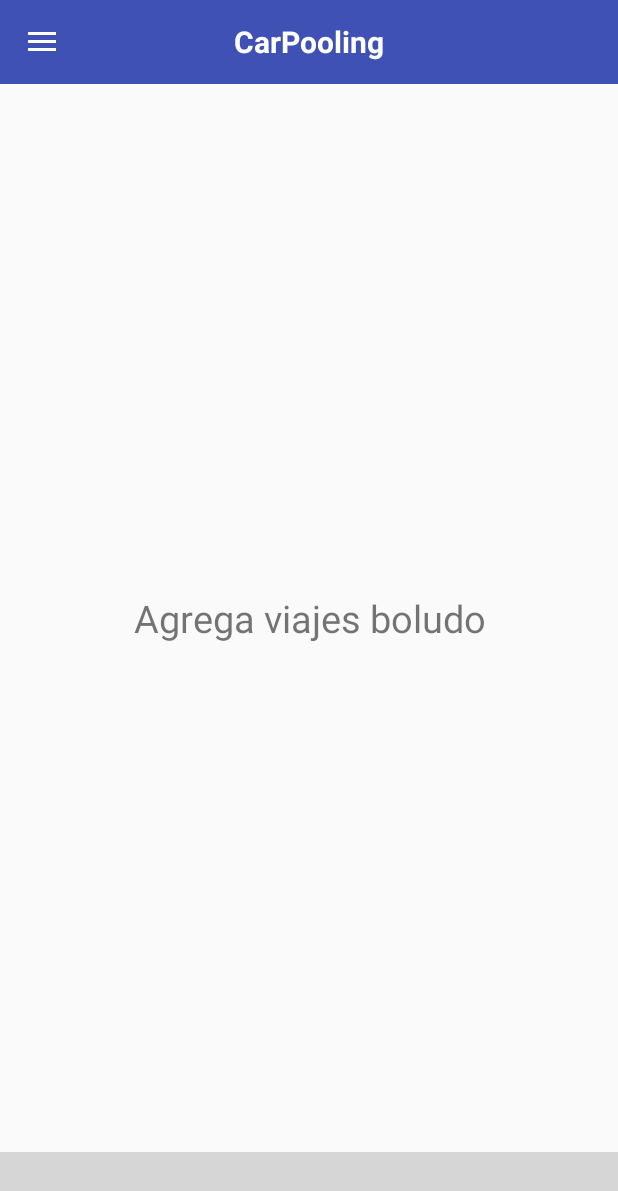
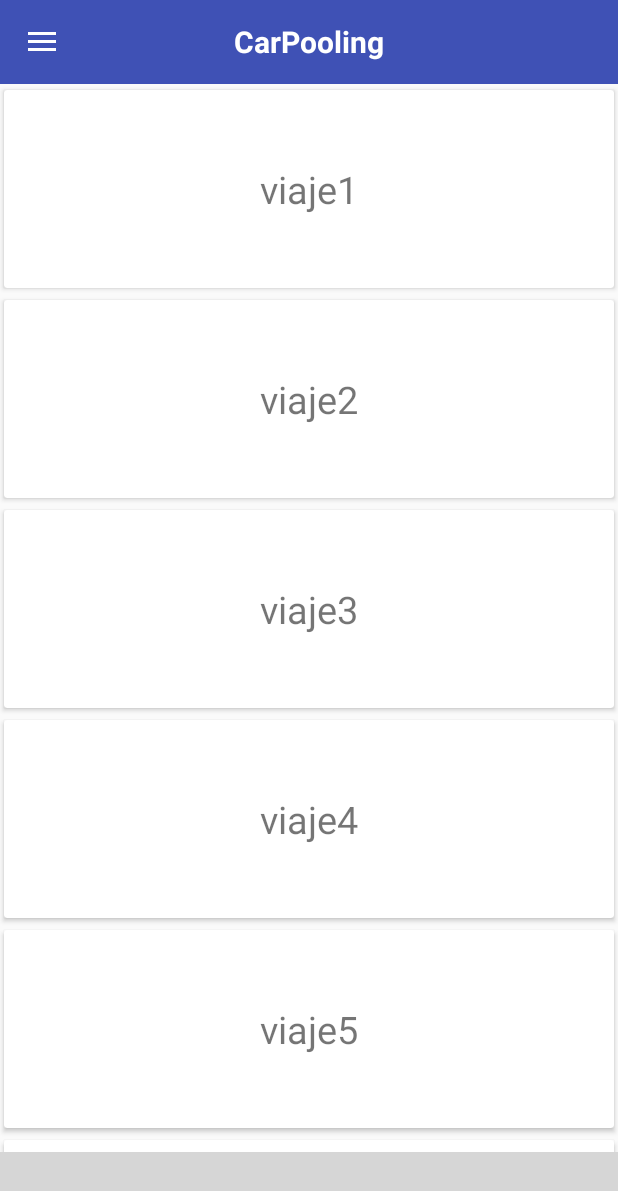
Before and after one commit to Gonza26595/CarPooling, an Android app: the fragment FragmentMisViajes placed in its activity, on a phone screen of 412 x 824 dp. Shown: the top 1191 px of the screen. Run offline under Robolectric (Android 15) with nearby library versions, the phone set to English and light mode, and no system bars; libraries missing offline, so code that uses them is left out: com.aurelhubert.ahbottomnavigation; plain views replace AHBottomNavigation; 20 statements that could not run were skipped; grey boxes are pictures that could not be loaded.

```diff
--- a/app/build.gradle
+++ b/app/build.gradle
@@ -28,4 +28,6 @@ dependencies {
     androidTestImplementation 'com.android.support.test.espresso:espresso-core:3.0.1'
     compile 'com.android.support:design:26.1.0'
     compile 'com.aurelhubert:ahbottomnavigation:2.1.0'
+    compile 'com.android.support:cardview-v7:26.1.0'
+    compile 'com.android.support:recyclerview-v7:26.1.0'
 }
--- /dev/null
+++ b/app/src/main/java/com/example/gonzascarramberg/carpooling/Controller/ControllerCarpoolero.java
@@ -0,0 +1,8 @@
+package com.example.gonzascarramberg.carpooling.Controller;
+
+/**
+ * Created by Gonza Scarramberg on 2/14/2018.
+ */
+
+public class ControllerCarpoolero {
+}
--- /dev/null
+++ b/app/src/main/java/com/example/gonzascarramberg/carpooling/Controller/ControllerUniversidad.java
@@ -0,0 +1,8 @@
+package com.example.gonzascarramberg.carpooling.Controller;
+
+/**
+ * Created by Gonza Scarramberg on 2/14/2018.
+ */
+
+public class ControllerUniversidad {
+}
--- /dev/null
+++ b/app/src/main/java/com/example/gonzascarramberg/carpooling/Controller/ControllerViaje.java
@@ -0,0 +1,25 @@
+package com.example.gonzascarramberg.carpooling.Controller;
+
+import com.example.gonzascarramberg.carpooling.DAO.DAOViaje;
+import com.example.gonzascarramberg.carpooling.Model.Viaje;
+
+import java.util.List;
+
+/**
+ * Created by Gonza Scarramberg on 2/14/2018.
+ */
+
+public class ControllerViaje {
+
+    DAOViaje daoViaje= new DAOViaje();
+
+    public List<Viaje> traerViajesPorUniversidad(){
+
+
+        List<Viaje> listaViajes= daoViaje.traerListaViajesPorUniversidad();
+
+        return listaViajes;
+    }
+
+
+}
--- /dev/null
+++ b/app/src/main/java/com/example/gonzascarramberg/carpooling/DAO/DAOCarpoolero.java
@@ -0,0 +1,14 @@
+package com.example.gonzascarramberg.carpooling.DAO;
+
+/**
+ * Created by Gonza Scarramberg on 2/14/2018.
+ */
+
+public class DAOCarpoolero {
+
+
+
+
+
+
+}
--- /dev/null
+++ b/app/src/main/java/com/example/gonzascarramberg/carpooling/DAO/DAOUniversidad.java
@@ -0,0 +1,8 @@
+package com.example.gonzascarramberg.carpooling.DAO;
+
+/**
+ * Created by Gonza Scarramberg on 2/14/2018.
+ */
+
+public class DAOUniversidad {
+}
--- /dev/null
+++ b/app/src/main/java/com/example/gonzascarramberg/carpooling/DAO/DAOViaje.java
@@ -0,0 +1,41 @@
+package com.example.gonzascarramberg.carpooling.DAO;
+
+import com.example.gonzascarramberg.carpooling.Model.Viaje;
+
+import java.util.ArrayList;
+import java.util.List;
+
+/**
+ * Created by Gonza Scarramberg on 2/14/2018.
+ */
+
+public class DAOViaje {
+
+    public List<Viaje> traerListaViajesPorUniversidad(){
+
+        Viaje viaje1= new Viaje("viaje1");
+        Viaje viaje2= new Viaje("viaje2");
+        Viaje viaje3= new Viaje("viaje3");
+        Viaje viaje4= new Viaje("viaje4");
+        Viaje viaje5= new Viaje("viaje5");
+        Viaje viaje6= new Viaje("viaje6");
+        Viaje viaje7= new Viaje("viaje7");
+        Viaje viaje8= new Viaje("viaje8");
+
+        List<Viaje> listaViajesPorUniversidad= new ArrayList<>();
+
+        listaViajesPorUniversidad.add(viaje1);
+        listaViajesPorUniversidad.add(viaje2);
+        listaViajesPorUniversidad.add(viaje3);
+        listaViajesPorUniversidad.add(viaje4);
+        listaViajesPorUniversidad.add(viaje5);
+        listaViajesPorUniversidad.add(viaje6);
+        listaViajesPorUniversidad.add(viaje7);
+        listaViajesPorUniversidad.add(viaje8);
+
+        return listaViajesPorUniversidad;
+    }
+
+
+
+}
--- a/app/src/main/java/com/example/gonzascarramberg/carpooling/Model/Viaje.java
+++ b/app/src/main/java/com/example/gonzascarramberg/carpooling/Model/Viaje.java
@@ -15,6 +15,10 @@ public class Viaje {
     private String origen;
     private String hora;
 
+    public Viaje(String origen) {
+        this.origen = origen;
+    }
+
     //GETTERS
     public Conductor getConductor() {return conductor;}
     public List<Pasajero> getListaPasajeros() {return listaPasajeros;}
--- a/app/src/main/java/com/example/gonzascarramberg/carpooling/View/Activity/MainActivity.java
+++ b/app/src/main/java/com/example/gonzascarramberg/carpooling/View/Activity/MainActivity.java
@@ -5,6 +5,7 @@ import android.support.v4.widget.DrawerLayout;
 import android.support.v7.app.ActionBarDrawerToggle;
 import android.support.v7.app.AppCompatActivity;
 import android.os.Bundle;
+import android.widget.Toast;
 import android.widget.Toolbar;
 
 
@@ -52,9 +53,11 @@ public class MainActivity extends AppCompatActivity {
         AHBottomNavigationItem itemChat= new AHBottomNavigationItem("Chat",R.drawable.ic_chat_black_24dp);
         AHBottomNavigationItem itemObjetivos= new AHBottomNavigationItem("Objetivos",R.drawable.ic_star_black_24dp);
         AHBottomNavigationItem itemMisGrupos= new AHBottomNavigationItem("Mis Grupos",R.drawable.ic_people_black_24dp);
+        AHBottomNavigationItem itemAgregarViaje= new AHBottomNavigationItem("Agregar Viaje",R.drawable.ic_add_circle_black_24dp);
 
         bottomNavigationViewEx.addItem(itemMisViajes);
         bottomNavigationViewEx.addItem(itemChat);
+        bottomNavigationViewEx.addItem(itemAgregarViaje);
         bottomNavigationViewEx.addItem(itemObjetivos);
         bottomNavigationViewEx.addItem(itemMisGrupos);
 
@@ -79,10 +82,15 @@ public class MainActivity extends AppCompatActivity {
                 } else if(position == 1) {
                     FragmentChat fragmentChat = new FragmentChat();
                     fragmentTransaction.replace(R.id.contenedorFragmentPrincipal, fragmentChat);
-                } else if (position == 2) {
+                } else if (position== 2){
+
+                    Toast.makeText(MainActivity.this, "en proceso", Toast.LENGTH_SHORT).show();
+
+
+                } else if (position == 3) {
                     FragmentObjetivos fragmentObjetivos= new FragmentObjetivos();
                     fragmentTransaction.replace(R.id.contenedorFragmentPrincipal,fragmentObjetivos);
-                } else if (position == 3) {
+                } else if (position == 4) {
                     FragmentGrupos fragmentGrupos= new FragmentGrupos();
                     fragmentTransaction.replace(R.id.contenedorFragmentPrincipal,fragmentGrupos);
                 }
--- /dev/null
+++ b/app/src/main/java/com/example/gonzascarramberg/carpooling/View/Adapter/AdapterViajes.java
@@ -0,0 +1,71 @@
+package com.example.gonzascarramberg.carpooling.View.Adapter;
+
+import android.content.Context;
+import android.support.v7.widget.RecyclerView;
+import android.view.LayoutInflater;
+import android.view.View;
+import android.view.ViewGroup;
+import android.widget.TextView;
+
+import com.example.gonzascarramberg.carpooling.Model.Viaje;
+import com.example.gonzascarramberg.carpooling.R;
+
+import java.util.ArrayList;
+import java.util.List;
+
+/**
+ * Created by Gonza Scarramberg on 2/14/2018.
+ */
+
+public class AdapterViajes extends RecyclerView.Adapter {
+
+    private List<Viaje> listaViajes;
+    private Context context;
+
+    public AdapterViajes(Context context) {
+        this.context = context;
+        listaViajes= new ArrayList<>();
+    }
+
+    @Override
+    public RecyclerView.ViewHolder onCreateViewHolder(ViewGroup parent, int viewType) {
+        LayoutInflater inflater= LayoutInflater.from(context);
+        View view = inflater.inflate(R.layout.estetica_adapter_viajes,parent,false);
+        Holder holder= new Holder(view);
+        return holder;
+
+    }
+
+    @Override
+    public void onBindViewHolder(RecyclerView.ViewHolder holder, int position) {
+         Viaje viaje = listaViajes.get(position);
+         Holder holder1= (Holder) holder;
+         holder1.cargarDatos(viaje);
+
+    }
+
+    @Override
+    public int getItemCount() {
+        return listaViajes.size();
+    }
+
+
+    public class Holder extends RecyclerView.ViewHolder {
+
+        private TextView viajes;
+
+        public Holder(View itemView) {
+            super(itemView);
+            viajes = (TextView) itemView.findViewById(R.id.textViewViajes);
+        }
+
+        public void cargarDatos(Viaje viaje) {
+            viajes.setText(viaje.getOrigen().toString());
+        }
+
+
+    }
+
+
+    public void setListaViajes(List<Viaje> listaViajes) {this.listaViajes = listaViajes;}
+}
--- a/app/src/main/java/com/example/gonzascarramberg/carpooling/View/Fragment/FragmentMisViajes.java
+++ b/app/src/main/java/com/example/gonzascarramberg/carpooling/View/Fragment/FragmentMisViajes.java
@@ -3,17 +3,31 @@ package com.example.gonzascarramberg.carpooling.View.Fragment;
 
 import android.os.Bundle;
 import android.support.v4.app.Fragment;
+import android.support.v7.widget.LinearLayoutManager;
+import android.support.v7.widget.RecyclerView;
 import android.view.LayoutInflater;
 import android.view.View;
 import android.view.ViewGroup;
+import android.widget.TextView;
 
+import com.example.gonzascarramberg.carpooling.Controller.ControllerViaje;
+import com.example.gonzascarramberg.carpooling.Model.Viaje;
 import com.example.gonzascarramberg.carpooling.R;
+import com.example.gonzascarramberg.carpooling.View.Adapter.AdapterViajes;
+
+import java.util.List;
 
 /**
  * A simple {@link Fragment} subclass.
  */
 public class FragmentMisViajes extends Fragment {
 
+
+    private List<Viaje> listaViajes;
+    private RecyclerView recyclerView;
+    private TextView textViewViaje;
+    private AdapterViajes adapterViajes;
+    private ControllerViaje controllerViaje;
 
     public FragmentMisViajes() {
         // Required empty public constructor
@@ -24,7 +38,31 @@ public class FragmentMisViajes extends Fragment {
     public View onCreateView(LayoutInflater inflater, ViewGroup container,
                              Bundle savedInstanceState) {
         // Inflate the layout for this fragment
-        return inflater.inflate(R.layout.fragment_principal, container, false);
+        View view = inflater.inflate(R.layout.fragment_principal, container, false);
+
+
+        controllerViaje= new ControllerViaje();
+        listaViajes= controllerViaje.traerViajesPorUniversidad();
+        adapterViajes= new AdapterViajes(getContext());
+        recyclerView= (RecyclerView) view.findViewById(R.id.listaViajesPrincipal);
+        textViewViaje= (TextView) view.findViewById(R.id.textViewFragmentPrincipal);
+        adapterViajes.setListaViajes(listaViajes);
+
+        recyclerView.setAdapter(adapterViajes);
+        recyclerView.setLayoutManager(new LinearLayoutManager(getContext(),LinearLayoutManager.VERTICAL,false));
+
+        if(!listaViajes.isEmpty() || listaViajes == null){
+
+            textViewViaje.setVisibility(View.GONE);
+            recyclerView.setVisibility(View.VISIBLE);
+
+        }
+
+
+
+
+
+        return view;
     }
 
 }
--- /dev/null
+++ b/app/src/main/res/drawable/ic_add_circle_black_24dp.xml
@@ -0,0 +1,9 @@
+<vector xmlns:android="http://schemas.android.com/apk/res/android"
+        android:width="24dp"
+        android:height="24dp"
+        android:viewportWidth="24.0"
+        android:viewportHeight="24.0">
+    <path
+        android:fillColor="#FF000000"
+        android:pathData="M12,2C6.48,2 2,6.48 2,12s4.48,10 10,10 10,-4.48 10,-10S17.52,2 12,2zM17,13h-4v4h-2v-4L7,13v-2h4L11,7h2v4h4v2z"/>
+</vector>
--- /dev/null
+++ b/app/src/main/res/layout/estetica_adapter_viajes.xml
@@ -0,0 +1,21 @@
+<?xml version="1.0" encoding="utf-8"?>
+<android.support.v7.widget.CardView xmlns:android="http://schemas.android.com/apk/res/android"
+    android:layout_width="match_parent"
+    android:layout_height="140dp"
+    xmlns:app="http://schemas.android.com/apk/res-auto"
+    android:elevation="3dp"
+    app:cardCornerRadius="2dp"
+    app:cardUseCompatPadding="true">
+
+
+    <TextView
+        android:layout_width="match_parent"
+        android:layout_height="match_parent"
+        android:textSize="25sp"
+        android:text="viaje 1"
+        android:gravity="center"
+        android:id="@+id/textViewViajes"
+        />
+
+
+</android.support.v7.widget.CardView>
--- a/app/src/main/res/layout/fragment_principal.xml
+++ b/app/src/main/res/layout/fragment_principal.xml
@@ -12,7 +12,16 @@
         android:text="Agrega viajes boludo"
         android:gravity="center"
         android:textSize="25sp"
+        android:id="@+id/textViewFragmentPrincipal"
         />
+
+    <android.support.v7.widget.RecyclerView
+        android:layout_width="match_parent"
+        android:layout_height="wrap_content"
+        android:id="@+id/listaViajesPrincipal"
+        android:visibility="gone"
+        ></android.support.v7.widget.RecyclerView>
+
 
 
 
```
Also changed, not shown: app/src/main/java/com/example/gonzascarramberg/carpooling/View/Fragment/FragmentChat.java (line endings or trailing spaces).
